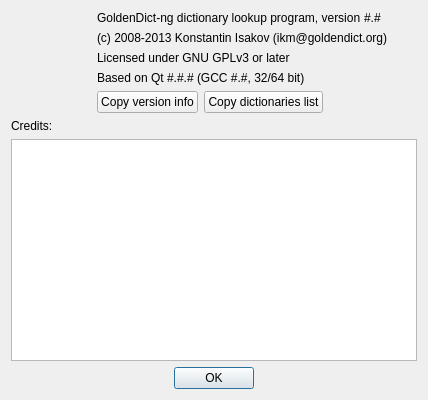
The window that src/ui/about.ui (Group8-IMIS/ABD_Dictionary) describes before a commit, drawn with Qt 5.
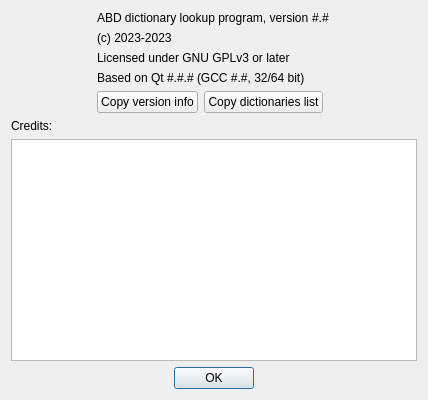
The same window after the commit. Icons and pictures are not drawn.

Commit message: 修改致谢名单，修改about.ui界面

Diff of the .ui file:
```diff
--- a/src/ui/about.ui
+++ b/src/ui/about.ui
@@ -63,7 +63,7 @@
          <item>
           <widget class="QLabel" name="label">
            <property name="text">
-            <string>GoldenDict-ng dictionary lookup program, version </string>
+            <string>ABD dictionary lookup program, version </string>
            </property>
            <property name="alignment">
             <set>Qt::AlignLeading|Qt::AlignLeft|Qt::AlignVCenter</set>
@@ -88,7 +88,7 @@
        <item>
         <widget class="QLabel" name="label_2">
          <property name="text">
-          <string notr="true">(c) 2008-2013 Konstantin Isakov (ikm@goldendict.org)</string>
+          <string notr="true">(c) 2023-2023 </string>
          </property>
          <property name="alignment">
           <set>Qt::AlignLeading|Qt::AlignLeft|Qt::AlignVCenter</set>
```
Left out of the diff: 2 changed lines with no effect on the pictures. The commit also changes 2 other files.
